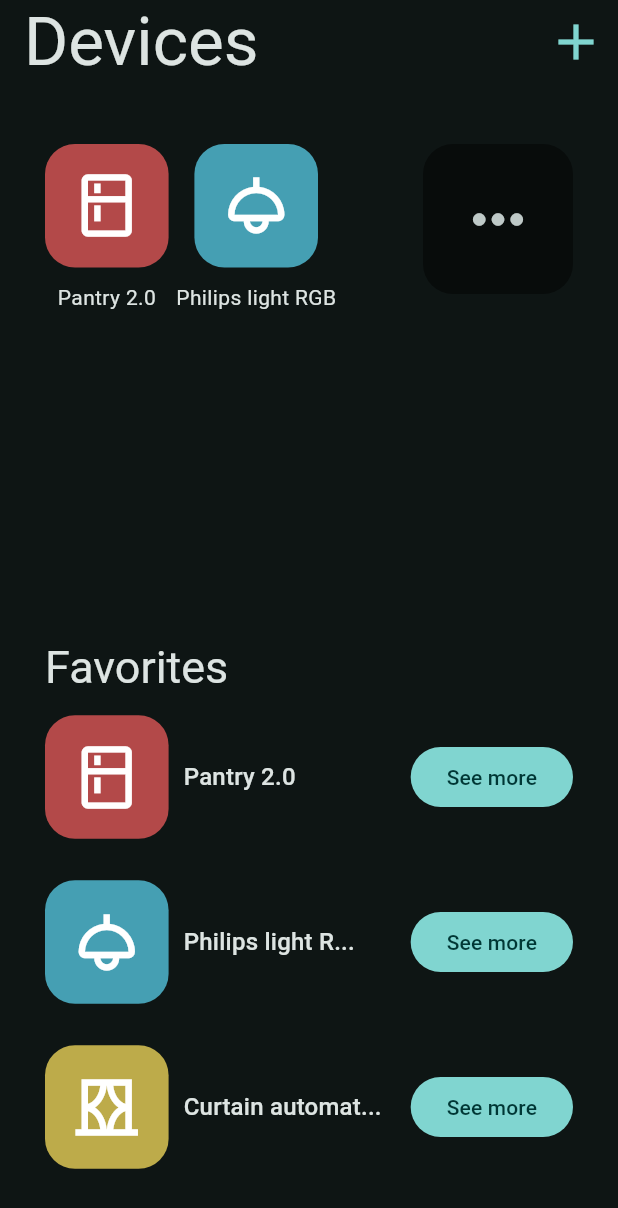
After one commit to vcrolack/iot-home-control, a Flutter app: the DevicesScreen screen opened by its route, on a phone screen of 412 x 824 dp. The commit adds this screen. Shown: the top 1208 px of the screen. Run offline on Flutter 3.47's test engine with Material 2 defaults, Android fonts, the phone set to English and light mode, and no system bars; our stand-ins replace flutter_dotenv, flutter_riverpod, go_router, isar; accounts and stored records are empty; generated files the repository leaves out were written again.

Commit message:
add devices screen

```diff
--- a/lib/config/router/app_router.dart
+++ b/lib/config/router/app_router.dart
@@ -18,4 +18,9 @@ final appRouter = GoRouter(initialLocation: '/', routes: [
       path: '/configuration',
       builder: (context, state) => const ConfigurationScreen(),
       routes: configurationRoutes),
+  GoRoute(
+    name: DevicesScreen.name,
+    path: '/devices',
+    builder: (context, state) => const DevicesScreen(),
+  )
 ]);
--- /dev/null
+++ b/lib/presentation/screens/devices/devices_screen.dart
@@ -0,0 +1,119 @@
+import 'package:flutter/material.dart';
+import 'package:iot_home_control/presentation/mocks/constants/devices_constants.dart';
+import 'package:iot_home_control/presentation/widgets/widgets.dart';
+
+class DevicesScreen extends StatelessWidget {
+  static const name = 'devices-screen';
+
+  const DevicesScreen({super.key});
+
+  @override
+  Widget build(BuildContext context) {
+    final colors = Theme.of(context).colorScheme;
+    final textStyles = Theme.of(context).textTheme;
+
+    return Scaffold(
+      appBar: AppBar(
+        title: const Text('Devices'),
+        actions: [
+          IconButton(
+            icon: Icon(
+              Icons.add,
+              color: colors.primary,
+              size: 40,
+            ),
+            onPressed: () {},
+          ),
+        ],
+      ),
+      body: Padding(
+        padding: const EdgeInsets.only(top: 40, left: 30, right: 30),
+        child: Column(
+          crossAxisAlignment: CrossAxisAlignment.start,
+          children: [
+            const _DevicesListPreview(),
+            const SizedBox(
+              height: 200,
+            ),
+            Text(
+              'Favorites',
+              style: textStyles.displaySmall,
+            ),
+            const _FavoritesList()
+            // .
+          ],
+        ),
+      ),
+    );
+  }
+}
+
+class _FavoritesList extends StatelessWidget {
+  const _FavoritesList();
+
+  @override
+  Widget build(BuildContext context) {
+    final textStyles = Theme.of(context).textTheme;
+
+    return SizedBox(
+        height: 350,
+        child: Expanded(
+            child: ListView.builder(
+                itemCount: 3,
+                itemBuilder: ((context, index) {
+                  // todo: create conditional to only shows favorites devices
+                  final device = devices[index];
+                  return SizedBox(
+                      height: 110,
+                      child: DeviceItem(device: device, textStyle: textStyles));
+                }))));
+  }
+}
+
+class _DevicesListPreview extends StatelessWidget {
+  const _DevicesListPreview();
+
+  @override
+  Widget build(BuildContext context) {
+    return Row(
+      crossAxisAlignment: CrossAxisAlignment.start,
+      children: [
+        Expanded(
+          child: SizedBox(
+            height: 130, // Altura fija para el ListView.builder
+            child: ListView.builder(
+              scrollDirection: Axis.horizontal,
+              itemCount: 2, // Asume que tienes una lista llamada devices
+              itemBuilder: (context, index) {
+                return Container(
+                    margin: const EdgeInsets.only(right: 5),
+                    child: Column(
+                      children: [
+                        DeviceBoxPreview(device: devices[index]),
+                        const SizedBox(
+                          height: 10,
+                        ),
+                        Text(devices[index].name)
+                      ],
+                    ));
+              },
+            ),
+          ),
+        ),
+        Container(
+          height: 100,
+          width: 100,
+          decoration: BoxDecoration(
+              color: Colors.black45, borderRadius: BorderRadius.circular(20)),
+          child: IconButton(
+            icon: const Icon(
+              Icons.more_horiz,
+              size: 50,
+            ),
+            onPressed: () {},
+          ),
+        ),
+      ],
+    );
+  }
+}
--- a/lib/presentation/screens/screens.dart
+++ b/lib/presentation/screens/screens.dart
@@ -8,3 +8,6 @@ export 'home/home_screen.dart';
 
 /* CONFIGURATION EXPORTS */
 export 'configuration/configuration_screen.dart';
+
+/* DEVICES EXPORTS */
+export 'devices/devices_screen.dart';
--- /dev/null
+++ b/lib/presentation/widgets/devices/device_box_preview.dart
@@ -0,0 +1,23 @@
+import 'package:flutter/material.dart';
+import 'package:iot_home_control/domain/entities/entities.dart';
+import 'package:iot_home_control/presentation/mocks/mappers/icon_mapper.dart';
+
+class DeviceBoxPreview extends StatelessWidget {
+  final Device device;
+
+  const DeviceBoxPreview({super.key, required this.device});
+
+  @override
+  Widget build(BuildContext context) {
+    return Container(
+        width: MediaQuery.of(context).size.width * .2,
+        height: MediaQuery.of(context).size.height * .1,
+        decoration: BoxDecoration(
+            color: Color(int.parse(device.color)),
+            borderRadius: BorderRadius.circular(20)),
+        child: Icon(
+          iconMapping[device.iconIdentifier],
+          size: 50,
+        ));
+  }
+}
--- /dev/null
+++ b/lib/presentation/widgets/devices/device_list_item.dart
@@ -0,0 +1,38 @@
+import 'package:flutter/material.dart';
+import 'package:iot_home_control/domain/entities/entities.dart';
+import 'package:iot_home_control/presentation/widgets/widgets.dart';
+
+class DeviceItem extends StatelessWidget {
+  const DeviceItem({
+    super.key,
+    required this.device,
+    required this.textStyle,
+  });
+
+  final Device device;
+  final TextTheme textStyle;
+
+  @override
+  Widget build(BuildContext context) {
+    final maxLength = 15;
+
+    return Row(
+      children: [
+        DeviceBoxPreview(device: device),
+        const SizedBox(
+          width: 10,
+        ),
+        Text(
+          device.name.length > maxLength
+              ? '${device.name.substring(0, maxLength)}...'
+              : device.name,
+          overflow: TextOverflow.ellipsis,
+          maxLines: 1,
+          style: textStyle.titleMedium,
+        ),
+        const Spacer(),
+        FilledButton(onPressed: () {}, child: const Text('See more'))
+      ],
+    );
+  }
+}
--- a/lib/presentation/widgets/home/devices_list.dart
+++ b/lib/presentation/widgets/home/devices_list.dart
@@ -1,7 +1,6 @@
 import 'package:flutter/material.dart';
-import 'package:iot_home_control/domain/entities/device.dart';
 import 'package:iot_home_control/presentation/mocks/constants/devices_constants.dart';
-import 'package:iot_home_control/presentation/mocks/mappers/icon_mapper.dart';
+import 'package:iot_home_control/presentation/widgets/widgets.dart';
 
 class DevicesList extends StatelessWidget {
   const DevicesList({
@@ -57,7 +56,7 @@ class DevicesList extends StatelessWidget {
                         padding: const EdgeInsets.symmetric(horizontal: 15),
                         child: Column(
                           children: [
-                            _DeviceItem(device: device, textStyle: textStyle),
+                            DeviceItem(device: device, textStyle: textStyle),
                             const SizedBox(
                               height: 30,
                             )
@@ -75,40 +74,3 @@ class DevicesList extends StatelessWidget {
     );
   }
 }
-
-class _DeviceItem extends StatelessWidget {
-  const _DeviceItem({
-    required this.device,
-    required this.textStyle,
-  });
-
-  final Device device;
-  final TextTheme textStyle;
-
-  @override
-  Widget build(BuildContext context) {
-    return Row(
-      children: [
-        Container(
-            width: MediaQuery.of(context).size.width * .2,
-            height: MediaQuery.of(context).size.height * .1,
-            decoration: BoxDecoration(
-                color: Color(int.parse(device.color)),
-                borderRadius: BorderRadius.circular(20)),
-            child: Icon(
-              iconMapping[device.iconIdentifier],
-              size: 50,
-            )),
-        const SizedBox(
-          width: 10,
-        ),
-        Text(
-          device.name,
-          style: textStyle.titleMedium,
-        ),
-        const Spacer(),
-        FilledButton(onPressed: () {}, child: const Text('See more'))
-      ],
-    );
-  }
-}
--- a/lib/presentation/widgets/widgets.dart
+++ b/lib/presentation/widgets/widgets.dart
@@ -5,3 +5,7 @@ export 'auth/custom_appbar_auth.dart';
 export 'home/categories.dart';
 export 'home/search.dart';
 export 'home/devices_list.dart';
+
+/* DEVICES WIDGETS */
+export 'devices/device_box_preview.dart';
+export 'devices/device_list_item.dart';
```
